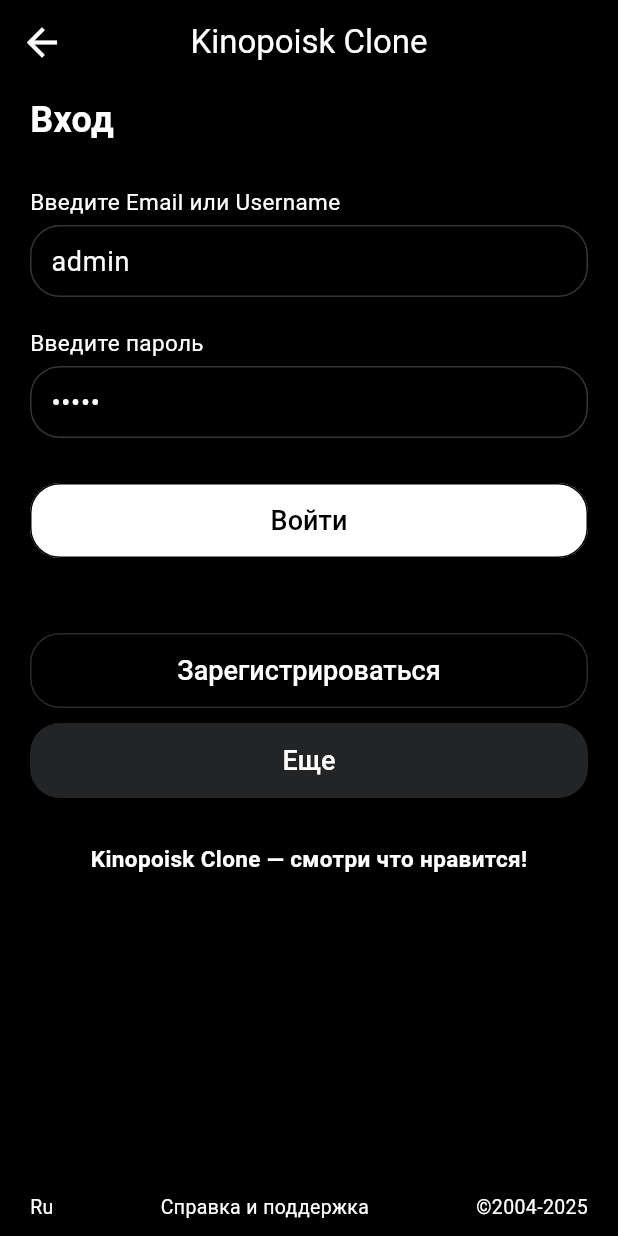
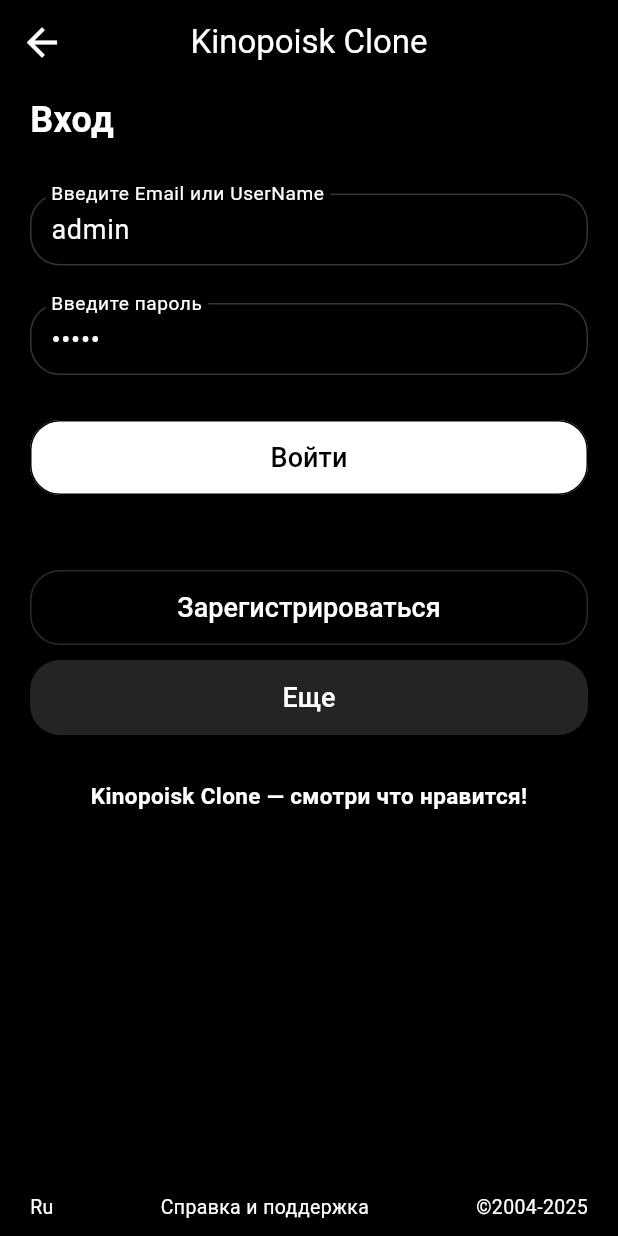
Before and after one commit to GhOsTiK56/Flutter-Kinopoisk-Clone, a Flutter app: the screen it shows after launch, on a phone screen of 412 x 824 dp. Run offline on Flutter 3.47's test engine with Material 3 defaults, Android fonts, the phone set to English and light mode, and no system bars.

Commit message:
Добавил labelText в TextField

```diff
--- a/lib/Theme/app_text_style.dart
+++ b/lib/Theme/app_text_style.dart
@@ -7,6 +7,10 @@ abstract class AppTextStyle {
   static const TextStyle textStyleBlack = TextStyle(fontSize: 15, color: AppColors.mainColorBlack);
   static const TextStyle textFieldTextStyle = TextStyle(color: Colors.white, fontSize: 18);
   static InputDecoration textFieldDecoration = InputDecoration(
+    labelStyle: TextStyle(
+      color: AppColors.mainColorWhite,
+      fontSize: 17,
+    ),
       border: OutlineInputBorder(borderRadius: BorderRadius.circular(20)),
       enabledBorder: OutlineInputBorder(
         borderSide: const BorderSide(color: Color.fromARGB(255, 54, 54, 54)),
--- a/lib/widgets/auth/auth_widget.dart
+++ b/lib/widgets/auth/auth_widget.dart
@@ -110,23 +110,23 @@ class _FormAuthWidgetState extends State<_FormAuthWidget> {
           Text(errorText, style: TextStyle(color: Colors.red, fontSize: 17)),
           const SizedBox(height: 15),
         ],
-        const Text('Введите Email или Username', style: AppTextStyle.textStyleWhite),
+        //onst Text('Введите Email или Username', style: AppTextStyle.textStyleWhite),
         const SizedBox(height: 5),
         TextField(
           controller: _loginTextController,
           cursorColor: AppColors.mainColorWhite,
           style: AppTextStyle.textFieldTextStyle,
-          decoration: AppTextStyle.textFieldDecoration,
+          decoration: AppTextStyle.textFieldDecoration.copyWith(labelText: 'Введите Email или UserName',),
         ),
         const SizedBox(height: 20),
-        const Text('Введите пароль', style: AppTextStyle.textStyleWhite),
+       // const Text('Введите пароль', style: AppTextStyle.textStyleWhite),
         const SizedBox(height: 5),
         TextField(
           controller: _passwordTextController,
           cursorColor: AppColors.mainColorWhite,
           style: AppTextStyle.textFieldTextStyle,
           obscureText: true,
-          decoration: AppTextStyle.textFieldDecoration,
+          decoration: AppTextStyle.textFieldDecoration.copyWith(labelText: 'Введите пароль',),
         ),
         const SizedBox(height: 30),
         SizedBox(
```
